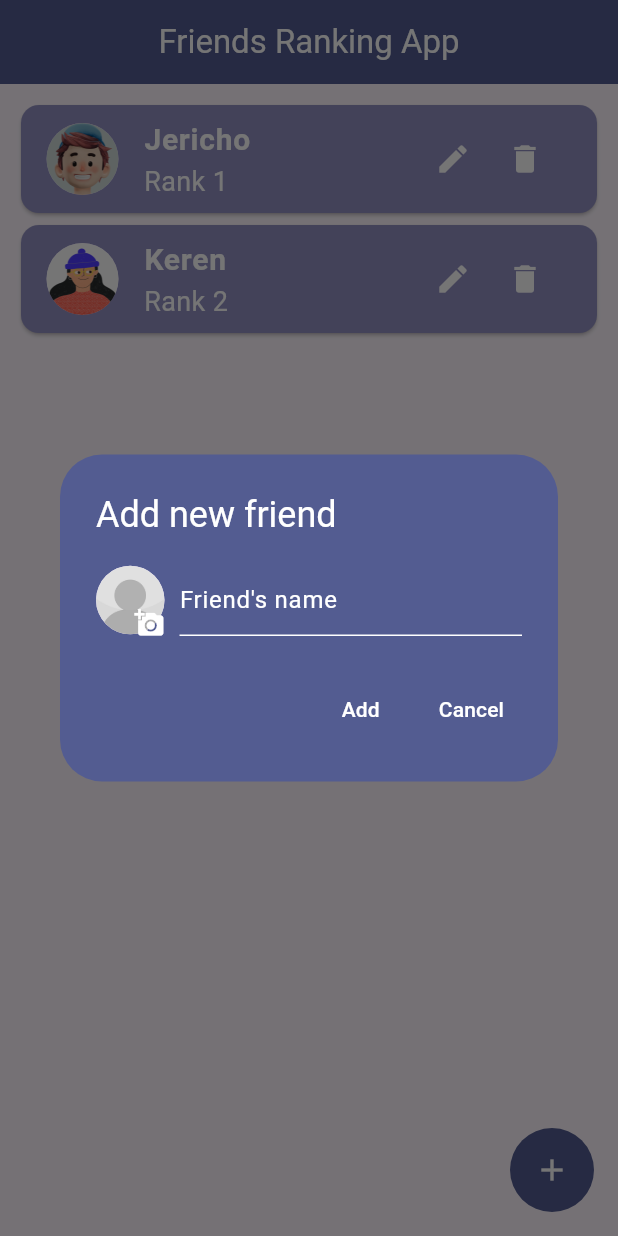
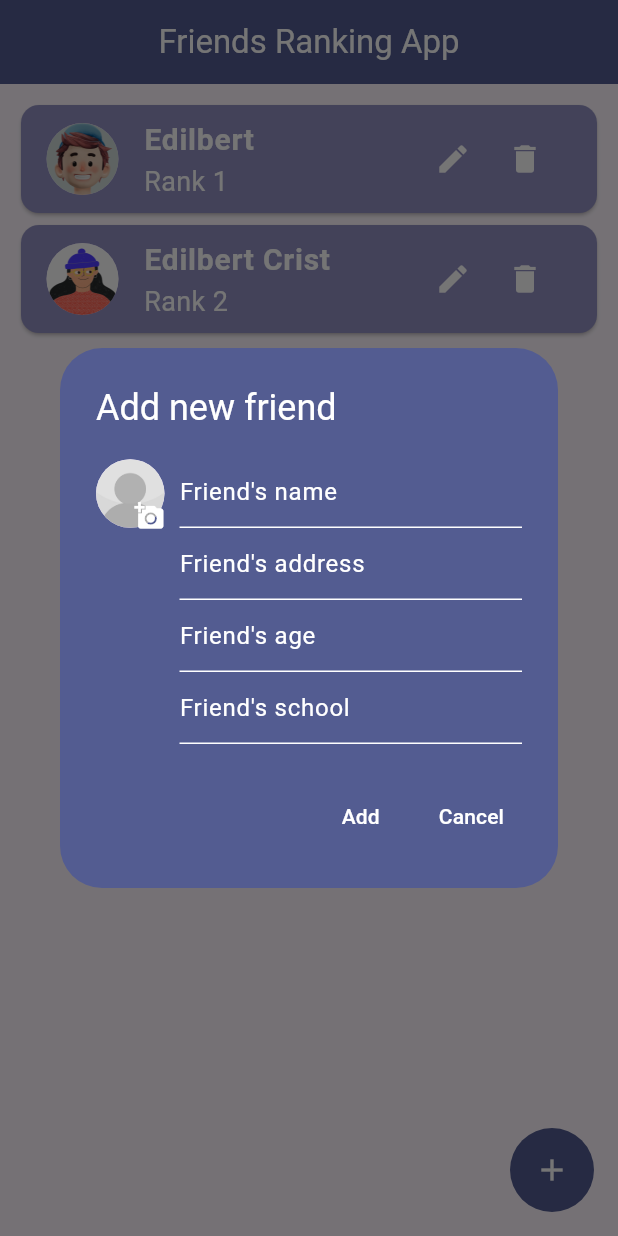
Before and after one commit to edilbertjaguimit/flutter_friends_ranking, a Flutter app: the screen it shows after launch, after a tap on the "delete" icon, after a tap on the "add" icon, on a phone screen of 412 x 824 dp. Run offline on Flutter 3.47's test engine with Material 3 defaults, Android fonts, the phone set to English and light mode, and no system bars; our stand-ins replace fluttertoast, image_picker.

Commit message:
added constants and added additional person details

```diff
--- a/lib/components/form.dart
+++ b/lib/components/form.dart
@@ -2,16 +2,28 @@
 import 'dart:typed_data';
 
 import 'package:flutter/material.dart';
+import 'package:flutter_friends_ranking/shared/constants.dart';
 
 class FormSettings extends StatelessWidget {
-  const FormSettings({this.image, this.friendName, this.onTap, super.key});
+  const FormSettings(
+      {this.image,
+      this.friendName,
+      this.address,
+      this.age,
+      this.school,
+      this.onTap,
+      super.key});
   final Uint8List? image;
   final Function()? onTap;
   final TextEditingController? friendName;
+  final TextEditingController? address;
+  final TextEditingController? age;
+  final TextEditingController? school;
 
   @override
   Widget build(BuildContext context) {
     return Row(
+      crossAxisAlignment: CrossAxisAlignment.start,
       children: [
         Expanded(
           child: InkWell(
@@ -45,19 +57,41 @@ class FormSettings extends StatelessWidget {
         SizedBox(width: 10),
         Expanded(
           flex: 5,
-          child: TextField(
-            controller: friendName,
-            style: TextStyle(color: Colors.white),
-            decoration: InputDecoration(
-              hintText: 'Friend\'s name',
-              hintStyle: TextStyle(color: Colors.white),
-              enabledBorder: UnderlineInputBorder(
-                borderSide: BorderSide(color: Colors.white),
+          child: Column(
+            children: [
+              TextField(
+                controller: friendName,
+                cursorColor: Colors.white,
+                style: TextStyle(color: Colors.white),
+                decoration: textInputDecoration.copyWith(
+                  hintText: 'Friend\'s name',
+                ),
               ),
-              focusedBorder: UnderlineInputBorder(
-                borderSide: BorderSide(color: Colors.white),
+              TextField(
+                controller: address,
+                cursorColor: Colors.white,
+                style: TextStyle(color: Colors.white),
+                decoration: textInputDecoration.copyWith(
+                  hintText: 'Friend\'s address',
+                ),
               ),
-            ),
+              TextField(
+                controller: age,
+                cursorColor: Colors.white,
+                style: TextStyle(color: Colors.white),
+                decoration: textInputDecoration.copyWith(
+                  hintText: 'Friend\'s age',
+                ),
+              ),
+              TextField(
+                controller: school,
+                cursorColor: Colors.white,
+                style: TextStyle(color: Colors.white),
+                decoration: textInputDecoration.copyWith(
+                  hintText: 'Friend\'s school',
+                ),
+              ),
+            ],
           ),
         ),
       ],
--- a/lib/components/person_card.dart
+++ b/lib/components/person_card.dart
@@ -3,8 +3,10 @@ import 'dart:typed_data';
 
 import 'package:flutter/material.dart';
 import 'package:flutter_friends_ranking/components/form.dart';
+import 'package:flutter_friends_ranking/components/toast.dart';
 import 'package:flutter_friends_ranking/model/person.dart';
 import 'package:flutter_friends_ranking/model/person_list.dart';
+import 'package:fluttertoast/fluttertoast.dart';
 import 'package:image_picker/image_picker.dart';
 import 'package:provider/provider.dart';
 
@@ -18,26 +20,32 @@ class PersonCard extends StatefulWidget {
 }
 
 class _PersonCardState extends State<PersonCard> {
-  // Uint8List? _image;
-  // File? selectedImage;
+  FToast? fToast;
+  @override
+  void initState() {
+    super.initState();
+    fToast = FToast();
+    fToast!.init(context);
+  }
+
   final ValueNotifier<Uint8List?> _image = ValueNotifier<Uint8List?>(null);
+  // text inputs
   TextEditingController friendName = TextEditingController();
+  TextEditingController address = TextEditingController();
+  TextEditingController age = TextEditingController();
+  TextEditingController school = TextEditingController();
 
-  // File? _image;
-  // final picker = ImagePicker();
-  // Future getImage() async {
-  //   final pickedImage = await picker.pickImage(source: ImageSource.gallery);
-  //   setState(() {
-  //     if (pickedImage != null) {
-  //       _image = File(pickedImage.path);
-  //     } else {
-  //       print('No Image is Picked');
-  //     }
-  //   });
-  // }
+  Future<void> _displayToast({required String message}) async {
+    await Future.delayed(Duration(milliseconds: 100), () {
+      fToast!.showToast(
+        child: MyToast(message: message),
+        gravity: ToastGravity.BOTTOM,
+        toastDuration: Duration(seconds: 2),
+      );
+    });
+  }
 
   void _showSettingsPanel(BuildContext context) {
-    // _image = widget.
     showModalBottomSheet(
         isDismissible: false,
         elevation: 0,
@@ -46,23 +54,42 @@ class _PersonCardState extends State<PersonCard> {
         builder: (context) {
           return SizedBox(
             width: MediaQuery.of(context).size.width,
-            height: MediaQuery.of(context).size.height / 5,
+            height: MediaQuery.of(context).size.height / 2.2,
             child: ValueListenableBuilder<Uint8List?>(
               valueListenable: _image,
               builder: (context, value, child) {
-                // _image.value = value;
                 friendName.text.isEmpty
                     ? friendName.text = widget.person.name
                     : friendName;
-                // widget.person.image != null ? widget.person.image! : value;
+                address.text.isEmpty
+                    ? address.text = widget.person.address!
+                    : address;
+                age.text.isEmpty
+                    ? age.text = widget.person.age.toString()
+                    : age;
+                school.text.isEmpty
+                    ? school.text = widget.person.school!
+                    : school;
                 return Padding(
-                  padding: EdgeInsets.symmetric(horizontal: 30, vertical: 10),
+                  padding: EdgeInsets.symmetric(horizontal: 30, vertical: 20),
                   child: Column(
                     children: [
+                      Text(
+                        'Edit Friend\'s Details',
+                        style: TextStyle(
+                          color: Colors.white,
+                          fontSize: 20,
+                          fontWeight: FontWeight.bold,
+                        ),
+                      ),
+                      SizedBox(height: 10),
                       Expanded(
                         child: FormSettings(
                           image: value ?? widget.person.image,
                           friendName: friendName,
+                          address: address,
+                          age: age,
+                          school: school,
                           onTap: () => _pickImageFromGallery(),
                         ),
                       ),
@@ -71,12 +98,21 @@ class _PersonCardState extends State<PersonCard> {
                         children: [
                           ElevatedButton(
                               onPressed: () {
+                                if (friendName.text.isNotEmpty) {
+                                  // Update the person details
                                   context.read<PersonListModel>().updatePerson(
                                         name: friendName.text,
+                                        address: address.text,
+                                        age: int.parse(age.text),
+                                        school: school.text,
                                         image: value ?? widget.person.image,
                                         index: widget.index,
                                       );
+                                  _displayToast(message: 'Saved Successfully');
                                   Navigator.pop(context);
+                                } else {
+                                  _displayToast(message: 'Field is required');
+                                }
                               },
                               child: Text('Save')),
                           SizedBox(width: 10),
@@ -174,6 +210,9 @@ class _PersonCardState extends State<PersonCard> {
                 widget.person.image == null ? widget.person.defaultImage : null,
             'image': widget.person.image,
             'name': widget.person.name,
+            'address': widget.person.address,
+            'age': widget.person.age,
+            'school': widget.person.school,
             'rank': widget.index + 1,
           });
         },
--- a/lib/model/person.dart
+++ b/lib/model/person.dart
@@ -2,11 +2,18 @@ import 'dart:typed_data';
 
 class Person {
   final String name;
+  final String? address;
+  final int? age;
+  final String? school;
   final Uint8List? image;
   final String? defaultImage;
 
-  Person(
-      {required this.name,
-      this.image,
-      this.defaultImage = 'assets/default profile.jpg'});
+  Person({
+    required this.name,
+    this.address,
+    this.age,
+    this.school,
+    this.image,
+    this.defaultImage = 'assets/default profile.jpg',
+  });
 }
--- a/lib/model/person_list.dart
+++ b/lib/model/person_list.dart
@@ -6,13 +6,38 @@ import 'package:flutter_friends_ranking/model/person.dart';
 // This will manage the state using Provider State Management
 class PersonListModel extends ChangeNotifier {
   List<Person> persons = [
-    Person(defaultImage: 'assets/My ID.jpg', name: 'Edilbert Cute'),
-    Person(defaultImage: 'assets/boy 1.png', name: 'Jericho'),
-    Person(defaultImage: 'assets/girl 1.png', name: 'Keren'),
+    Person(
+      defaultImage: 'assets/My ID.jpg',
+      name: 'Edilbert Cute',
+      address: 'Minglanilla, Cebu',
+      age: 21,
+      school: 'Cebu Technological University',
+    ),
+    Person(
+      defaultImage: 'assets/boy 1.png',
+      name: 'Edilbert',
+      address: 'Minglanilla, Cebu',
+      age: 21,
+      school: 'Cebu Technological University',
+    ),
+    Person(
+      defaultImage: 'assets/girl 1.png',
+      name: 'Edilbert Crist',
+      address: 'Minglanilla, Cebu',
+      age: 21,
+      school: 'Cebu Technological University',
+    ),
   ];
 
-  void addNewPerson({required String name, Uint8List? image}) {
-    persons.add(Person(name: name, image: image));
+  void addNewPerson({
+    required String name,
+    required String address,
+    required int age,
+    required String school,
+    Uint8List? image,
+  }) {
+    persons.add(Person(
+        name: name, address: address, age: age, school: school, image: image));
     notifyListeners();
   }
 
@@ -22,8 +47,14 @@ class PersonListModel extends ChangeNotifier {
   }
 
   void updatePerson(
-      {required String name, Uint8List? image, required int index}) {
-    persons[index] = Person(name: name, image: image);
+      {required String name,
+      required String address,
+      required int age,
+      required String school,
+      Uint8List? image,
+      required int index}) {
+    persons[index] = Person(
+        name: name, address: address, age: age, school: school, image: image);
     notifyListeners();
   }
 }
--- a/lib/pages/home_page.dart
+++ b/lib/pages/home_page.dart
@@ -41,10 +41,13 @@ class _HomePageState extends State<HomePage> {
   }
 
   TextEditingController friendName = TextEditingController();
-  Future<void> _displayToast() async {
+  TextEditingController address = TextEditingController();
+  TextEditingController age = TextEditingController();
+  TextEditingController school = TextEditingController();
+  Future<void> _displayToast({required String message}) async {
     await Future.delayed(Duration(milliseconds: 100), () {
       fToast!.showToast(
-        child: MyToast(message: 'Added Successfully'),
+        child: MyToast(message: message),
         gravity: ToastGravity.BOTTOM,
         toastDuration: Duration(seconds: 2),
       );
@@ -73,6 +76,9 @@ class _HomePageState extends State<HomePage> {
                     return FormSettings(
                       image: value,
                       friendName: friendName,
+                      address: address,
+                      age: age,
+                      school: school,
                       onTap: () => _pickImageFromGallery(),
                     );
                   },
@@ -86,13 +92,20 @@ class _HomePageState extends State<HomePage> {
                 if (friendName.text.isNotEmpty) {
                   setState(() {
                     context.read<PersonListModel>().addNewPerson(
-                        name: friendName.text, image: _image.value);
+                          name: friendName.text,
+                          address: address.text,
+                          age: int.parse(age.text),
+                          school: school.text,
+                          image: _image.value,
+                        );
                   });
                   print(friendName.text);
                   friendName.text = '';
                   Navigator.pop(context);
-                  _displayToast();
+                  _displayToast(message: 'Added Successfully');
                   _image.value = null;
+                } else {
+                  _displayToast(message: 'Field is required');
                 }
               },
               child: const Text(
--- /dev/null
+++ b/lib/shared/constants.dart
@@ -0,0 +1,13 @@
+// ignore_for_file: prefer_const_constructors
+
+import 'package:flutter/material.dart';
+
+final textInputDecoration = InputDecoration(
+  hintStyle: TextStyle(color: Colors.white),
+  enabledBorder: UnderlineInputBorder(
+    borderSide: BorderSide(color: Colors.white),
+  ),
+  focusedBorder: UnderlineInputBorder(
+    borderSide: BorderSide(color: Colors.white),
+  ),
+);
```
Also changed, not shown: lib/pages/person_details.dart (+87 -21 lines). Lines whose indentation alone changed are shown as unchanged.
